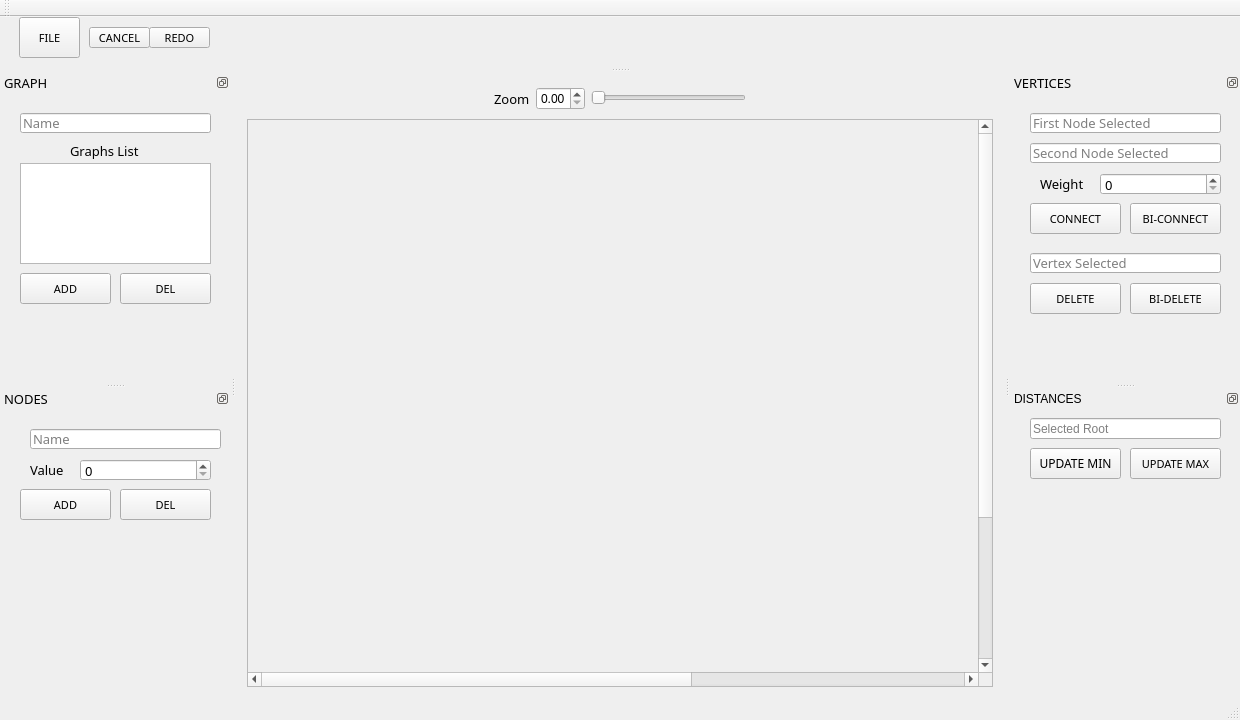
Qt form GraphViewerGUI/GraphViewerGUI.ui (The0nlyOne/GraphViewerGUI) before a commit.
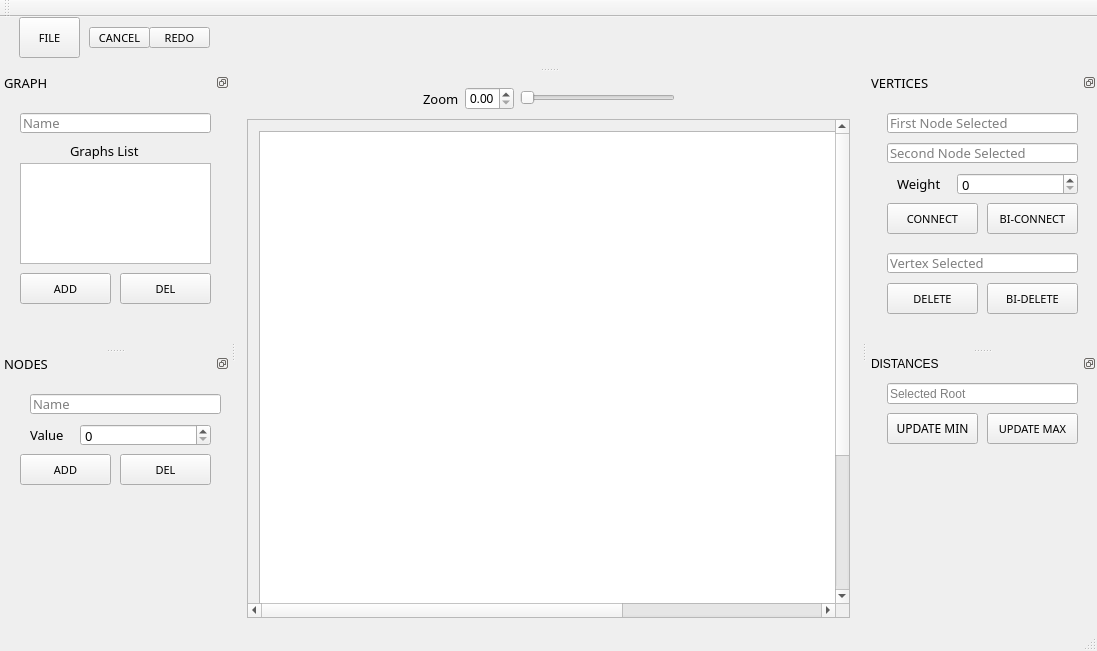
The same form after that commit.

Patch:
```diff
--- a/GraphViewerGUI/GraphViewerGUI.ui
+++ b/GraphViewerGUI/GraphViewerGUI.ui
@@ -6,8 +6,8 @@
    <rect>
     <x>0</x>
     <y>0</y>
-    <width>1240</width>
-    <height>720</height>
+    <width>1097</width>
+    <height>651</height>
    </rect>
   </property>
   <property name="minimumSize">
@@ -32,8 +32,8 @@
    <set>QMainWindow::AllowNestedDocks|QMainWindow::AllowTabbedDocks|QMainWindow::AnimatedDocks</set>
   </property>
   <widget class="QWidget" name="centralWidget">
-   <layout class="QGridLayout" name="gridLayout">
-    <item row="0" column="0">
+   <layout class="QVBoxLayout" name="verticalLayout">
+    <item>
      <layout class="QHBoxLayout" name="horizontalLayout_2">
       <property name="sizeConstraint">
        <enum>QLayout::SetNoConstraint</enum>
@@ -120,7 +120,7 @@
       </item>
      </layout>
     </item>
-    <item row="1" column="0">
+    <item>
      <widget class="QScrollArea" name="graphScrollArea">
       <property name="acceptDrops">
        <bool>true</bool>
@@ -139,10 +139,19 @@
         <rect>
          <x>0</x>
          <y>0</y>
-         <width>1194</width>
-         <height>754</height>
+         <width>911</width>
+         <height>683</height>
         </rect>
        </property>
+       <layout class="QGridLayout" name="gridLayout">
+        <item row="0" column="0">
+         <widget class="QGraphicsView" name="graphBoardGraphicsView">
+          <property name="dragMode">
+           <enum>QGraphicsView::ScrollHandDrag</enum>
+          </property>
+         </widget>
+        </item>
+       </layout>
       </widget>
      </widget>
     </item>
```
Left out of the diff: 2 changed lines with no effect on the pictures.
